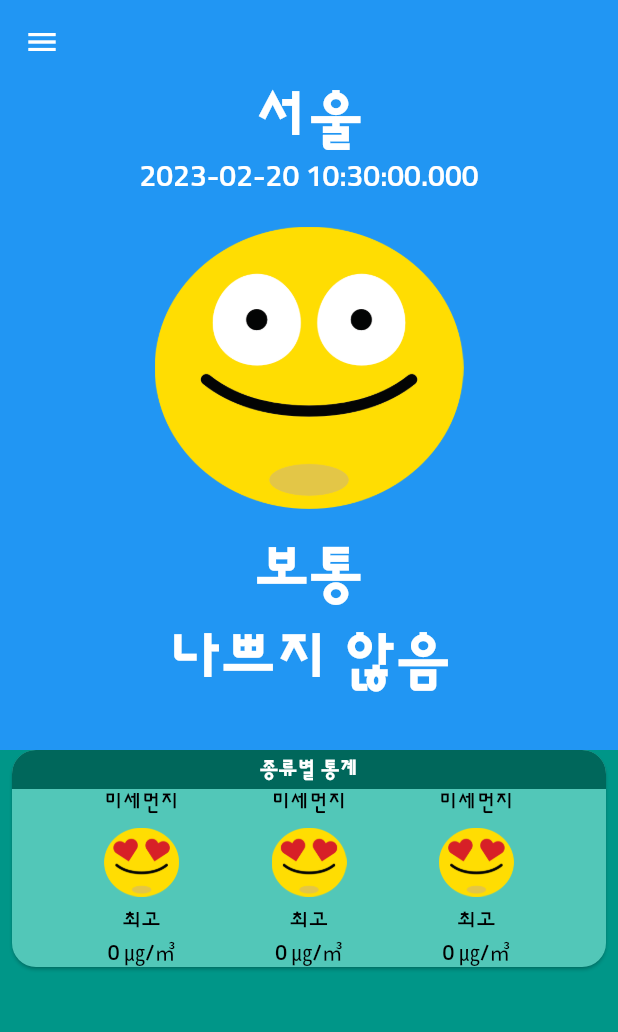
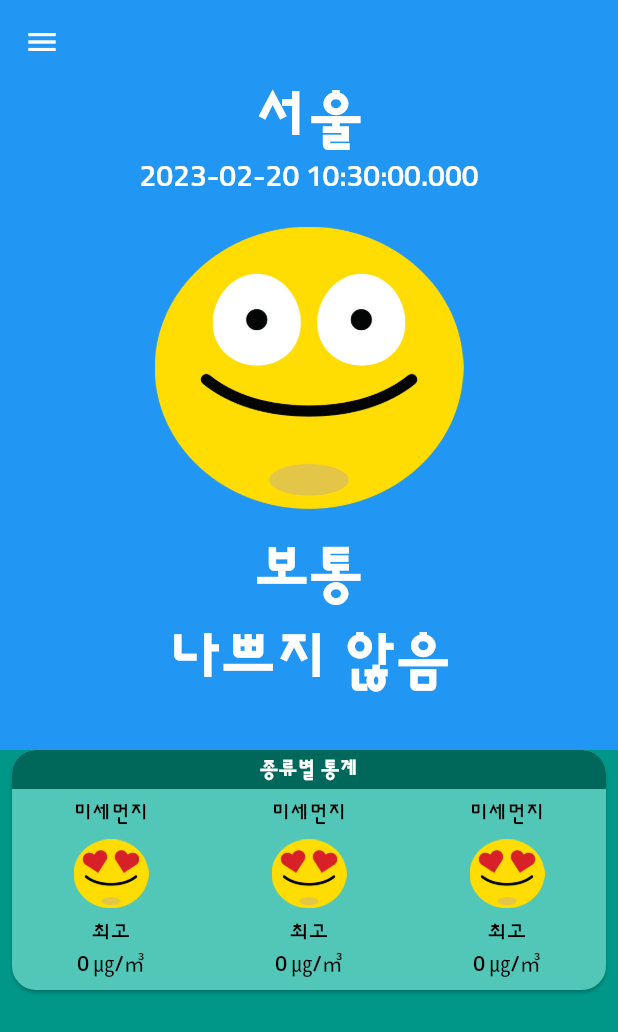
Before and after one commit to nzwgkim/dusty_dust, a Flutter app: the screen it shows after launch, on a phone screen of 412 x 824 dp. Shown: the top 1032 px of the screen. Run offline on Flutter 3.47's test engine with Material 2 defaults, Android fonts, the phone set to English and light mode, and no system bars.

Commit message:
CategoryCard 정리하기 - LayoutBuilder를 통한, 위젯 공간의 재분배

```diff
--- /dev/null
+++ b/lib/component/category_card.dart
@@ -0,0 +1,64 @@
+import 'package:dusty_dust/component/main_stat.dart';
+import 'package:dusty_dust/const/colors.dart';
+import 'package:flutter/material.dart';
+
+class CategoryCard extends StatelessWidget {
+  const CategoryCard({super.key});
+
+  @override
+  Widget build(BuildContext context) {
+    return SizedBox(
+      height: 160,
+      child: Card(
+        margin: const EdgeInsets.symmetric(horizontal: 8),
+        shape: const RoundedRectangleBorder(
+            borderRadius: BorderRadius.all(Radius.circular(16))),
+        color: lightColor,
+        child: LayoutBuilder(builder: (p0, p1) {
+          // p0: buildContext, p1: constraint
+          return Column(
+            crossAxisAlignment: CrossAxisAlignment.stretch,
+            children: [
+              Container(
+                  decoration: const BoxDecoration(
+                      color: darkColor,
+                      borderRadius: BorderRadius.only(
+                        topLeft: Radius.circular(16),
+                        topRight: Radius.circular(16),
+                      )),
+                  child: const Padding(
+                    padding: EdgeInsets.all(4.0),
+                    child: Text(
+                      '종류별 통계',
+                      style: TextStyle(
+                          color: Colors.white, fontWeight: FontWeight.w700),
+                      textAlign: TextAlign.center,
+                    ),
+                  )),
+              Expanded(
+                child: ListView(
+                  scrollDirection: Axis.horizontal,
+                  // 사용자의 scroll입력이 page 단위로 적용됨
+                  physics: const PageScrollPhysics(),
+                  children: List.generate(
+                    20,
+                    (index) => MainStat(
+                        //LayoutBuilder의 constraint를 통해,
+                        //layout의 크기 정보를 얻을 수 있다.
+                        width: p1.maxWidth / 3,
+                        category: '미세먼지',
+                        imgPath: 'asset/img/best.png',
+                        level: '최고',
+                        stat: '0 ㎍/㎥'),
+
+                    /// MainStat
+                  ),
+                ),
+              )
+            ],
+          );
+        }),
+      ),
+    );
+  }
+}
--- a/lib/component/main_stat.dart
+++ b/lib/component/main_stat.dart
@@ -7,18 +7,23 @@ class MainStat extends StatelessWidget {
   final String imgPath;
   final String level;
   final String stat;
+  final double width;
 
   const MainStat(
       {required this.category,
       required this.imgPath,
       required this.level,
       required this.stat,
+      required this.width,
       super.key});
 
   @override
   Widget build(BuildContext context) {
     const ts = TextStyle(color: Colors.black);
-    return Column(
+    return SizedBox(
+      width: width,
+      child: Column(
+        mainAxisAlignment: MainAxisAlignment.center,
         children: [
           Text(
             category,
@@ -43,6 +48,7 @@ class MainStat extends StatelessWidget {
             style: ts,
           ),
         ],
+      ),
     );
   }
 }
--- a/lib/screen/home_screen.dart
+++ b/lib/screen/home_screen.dart
@@ -1,6 +1,6 @@
+import 'package:dusty_dust/component/category_card.dart';
 import 'package:dusty_dust/component/main_app_bar.dart';
 import 'package:dusty_dust/component/main_drawer.dart';
-import 'package:dusty_dust/component/main_stat.dart';
 import 'package:dusty_dust/const/colors.dart';
 import 'package:flutter/material.dart';
 
@@ -19,56 +19,7 @@ class HomeScreen extends StatelessWidget {
           SliverToBoxAdapter(
             child: Column(
               crossAxisAlignment: CrossAxisAlignment.stretch,
-              children: [
-                Card(
-                  margin: const EdgeInsets.symmetric(horizontal: 8),
-                  shape: const RoundedRectangleBorder(
-                      borderRadius: BorderRadius.all(Radius.circular(16))),
-                  color: lightColor,
-                  child: Column(
-                    crossAxisAlignment: CrossAxisAlignment.stretch,
-                    children: [
-                      Container(
-                          decoration: const BoxDecoration(
-                              color: darkColor,
-                              borderRadius: BorderRadius.only(
-                                topLeft: Radius.circular(16),
-                                topRight: Radius.circular(16),
-                              )),
-                          child: const Padding(
-                            padding: EdgeInsets.all(4.0),
-                            child: Text(
-                              '종류별 통계',
-                              style: TextStyle(
-                                  color: Colors.white,
-                                  fontWeight: FontWeight.w700),
-                              textAlign: TextAlign.center,
-                            ),
-                          )),
-                      Row(
-                        mainAxisAlignment: MainAxisAlignment.spaceEvenly,
-                        children: const [
-                          MainStat(
-                              category: '미세먼지',
-                              imgPath: 'asset/img/best.png',
-                              level: '최고',
-                              stat: '0 ㎍/㎥'),
-                          MainStat(
-                              category: '미세먼지',
-                              imgPath: 'asset/img/best.png',
-                              level: '최고',
-                              stat: '0 ㎍/㎥'),
-                          MainStat(
-                              category: '미세먼지',
-                              imgPath: 'asset/img/best.png',
-                              level: '최고',
-                              stat: '0 ㎍/㎥'),
-                        ],
-                      )
-                    ],
-                  ),
-                )
-              ],
+              children: const [CategoryCard()],
             ),
           ),
         ],
```
Lines whose indentation alone changed are shown as unchanged.
